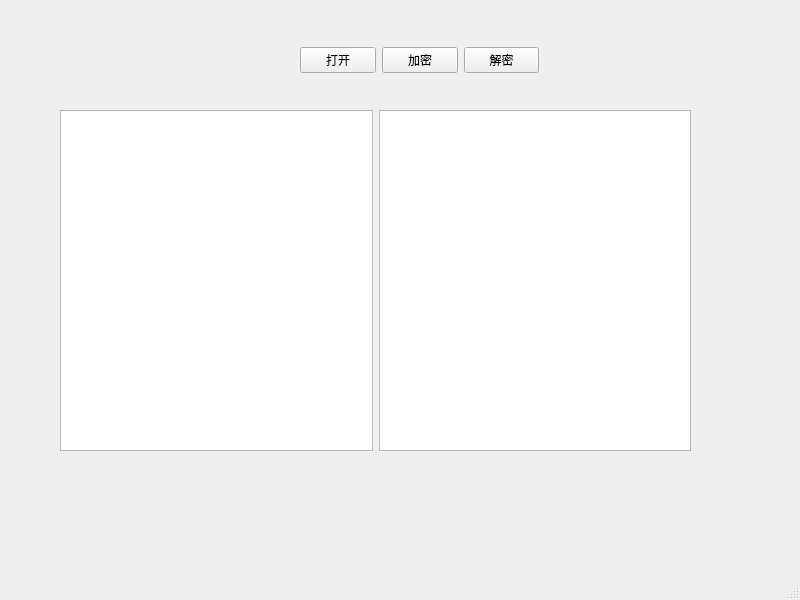
The window that pyqt-locker-demo/locker.ui (scarletfrank/py-dev) describes before a commit, drawn with Qt 5.
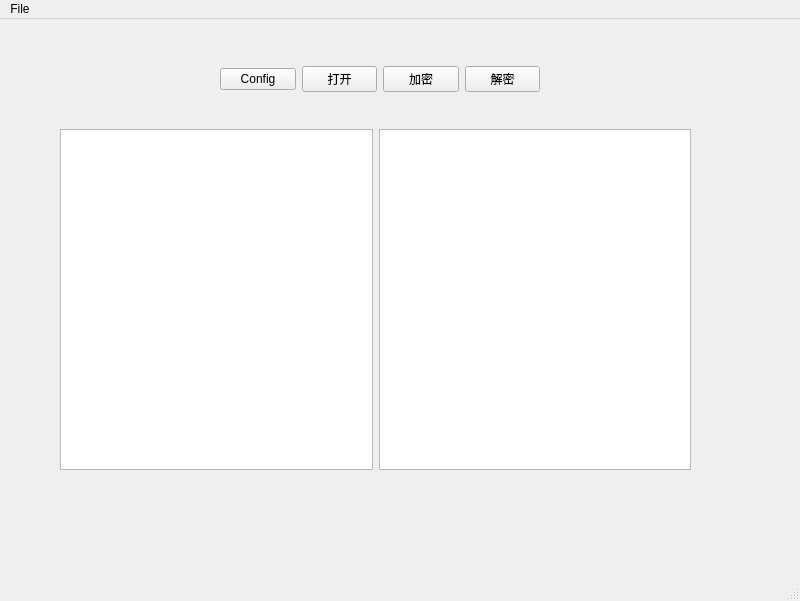
The same window after the commit.

Commit message: 优化 pyqt-locker

The edit to the form file:
```diff
--- a/pyqt-locker-demo/locker.ui
+++ b/pyqt-locker-demo/locker.ui
@@ -7,7 +7,7 @@
     <x>0</x>
     <y>0</y>
     <width>800</width>
-    <height>600</height>
+    <height>601</height>
    </rect>
   </property>
   <property name="windowTitle">
@@ -17,13 +17,20 @@
    <widget class="QWidget" name="horizontalLayoutWidget">
     <property name="geometry">
      <rect>
-      <x>300</x>
+      <x>220</x>
       <y>20</y>
-      <width>239</width>
+      <width>320</width>
       <height>80</height>
      </rect>
     </property>
     <layout class="QHBoxLayout" name="horizontalLayout">
+     <item>
+      <widget class="QPushButton" name="pushButton_2">
+       <property name="text">
+        <string>Config</string>
+       </property>
+      </widget>
+     </item>
      <item>
       <widget class="QPushButton" name="pushButton">
        <property name="text">
@@ -79,6 +86,13 @@
      <height>23</height>
     </rect>
    </property>
+   <widget class="QMenu" name="menuFile">
+    <property name="title">
+     <string>File</string>
+    </property>
+    <addaction name="actionConfig"/>
+   </widget>
+   <addaction name="menuFile"/>
   </widget>
   <widget class="QStatusBar" name="statusbar"/>
  </widget>
```
Left out of the diff: 5 changed lines with no effect on the pictures. The commit also changes 4 other files.
